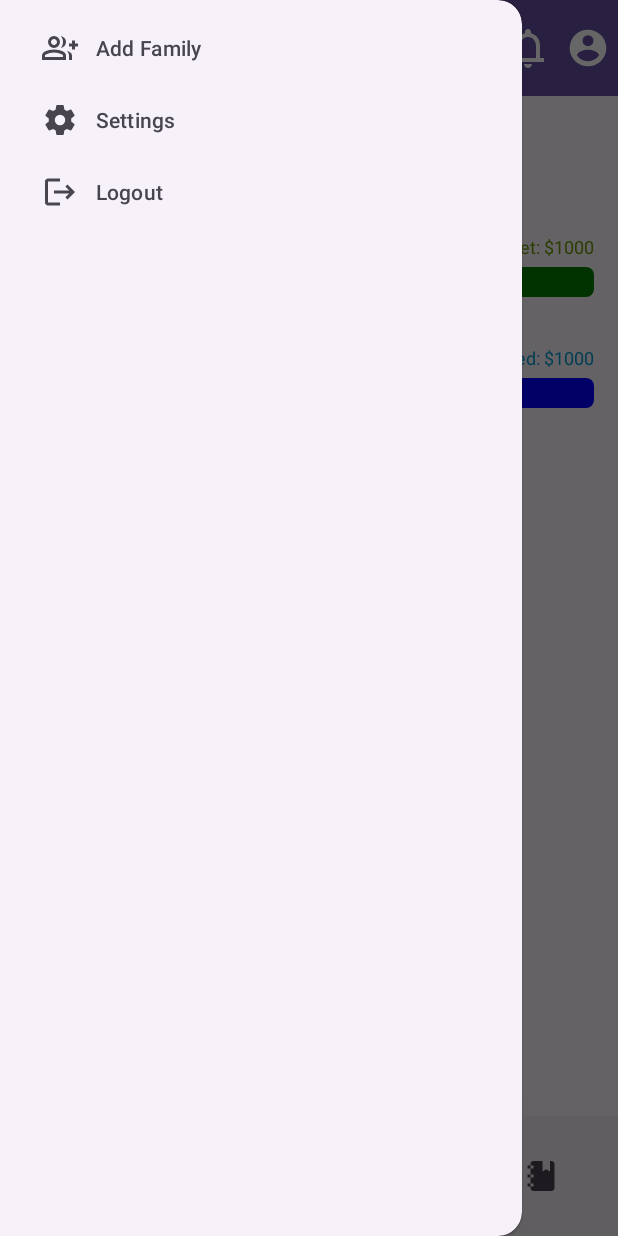
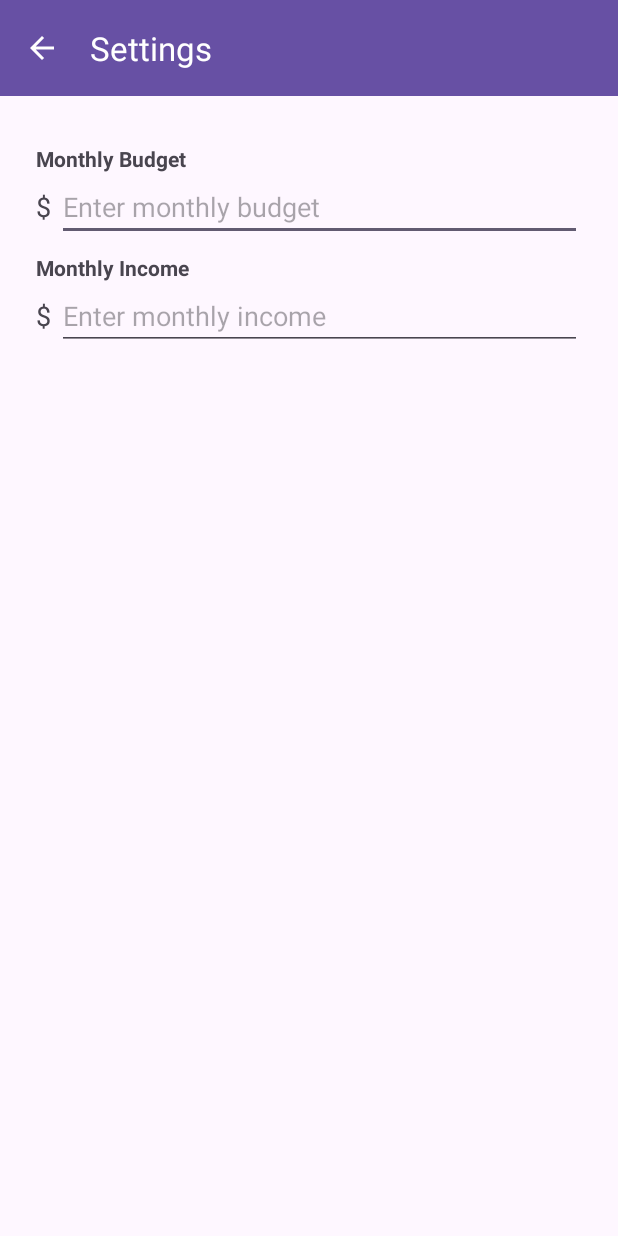
Before and after one commit to sidmttl/NestBudget, an Android app: the MainActivity screen opened directly, with no data from a screen before it, after a tap on "Settings", on a phone screen of 412 x 824 dp. Run offline under Robolectric (Android 15) with nearby library versions, the phone set to English and light mode, and no system bars; libraries missing offline, so code that uses them is left out: com.github.mikephil.charting; plain views replace PieChart; 13 statements that could not run were skipped; 2 other taps on this screen came first.

Commit message:
Frontend for Profile and Settings Activity

```diff
--- a/app/src/main/AndroidManifest.xml
+++ b/app/src/main/AndroidManifest.xml
@@ -28,6 +28,9 @@
             android:name=".SignupActivity"
             android:exported="false" />
         <activity
+            android:name=".SettingsActivity"
+            android:exported="false" />
+        <activity
             android:name=".LoginActivity"
             android:exported="true">
             <intent-filter>
--- a/app/src/main/java/com/example/nestbudget/MainActivity.java
+++ b/app/src/main/java/com/example/nestbudget/MainActivity.java
@@ -3,30 +3,16 @@ package com.example.nestbudget;
 import android.content.Intent;
 import android.os.Bundle;
 
-import androidx.activity.EdgeToEdge;
 import androidx.appcompat.app.AppCompatActivity;
-import androidx.core.content.ContextCompat;
-import androidx.core.graphics.Insets;
 import androidx.core.view.GravityCompat;
-import androidx.core.view.ViewCompat;
-import androidx.core.view.WindowInsetsCompat;
 import androidx.drawerlayout.widget.DrawerLayout;
 
-import android.os.Bundle;
 import android.util.TypedValue;
-import android.view.MenuItem;
-import android.view.View;
 import android.widget.ImageView;
-import android.widget.TextView;
 
-import androidx.annotation.NonNull;
-import androidx.appcompat.app.AppCompatActivity;
 import androidx.appcompat.widget.Toolbar;
-import androidx.drawerlayout.widget.DrawerLayout;
 
 import com.github.mikephil.charting.charts.PieChart;
-import com.github.mikephil.charting.components.Legend;
-import com.github.mikephil.charting.data.Entry;
 import com.github.mikephil.charting.data.PieData;
 import com.github.mikephil.charting.data.PieDataSet;
 import com.github.mikephil.charting.data.PieEntry;
@@ -69,7 +55,8 @@ public class MainActivity extends AppCompatActivity {
                 // Open Settings
                 return true;
             } else if (itemId == R.id.nav_settings) {
-                // Open Settings
+                Intent intent = new Intent(MainActivity.this, SettingsActivity.class);
+                startActivity(intent);
                 return true;
             } else if (itemId == R.id.nav_logout) {
                 // Open Logout
--- /dev/null
+++ b/app/src/main/java/com/example/nestbudget/SettingsActivity.java
@@ -0,0 +1,28 @@
+package com.example.nestbudget;
+
+import android.os.Bundle;
+import androidx.appcompat.widget.Toolbar;
+
+import androidx.appcompat.app.AppCompatActivity;
+
+public class SettingsActivity extends AppCompatActivity{
+    @Override
+    protected void onCreate(Bundle savedInstanceState) {
+        super.onCreate(savedInstanceState);
+        setContentView(R.layout.activity_settings);  // This references the XML layout we'll define next
+
+        Toolbar toolbar = findViewById(R.id.settings_toolbar);
+        setSupportActionBar(toolbar);
+
+        if (getSupportActionBar() != null) {
+            getSupportActionBar().setDisplayHomeAsUpEnabled(true);  // Show back arrow
+            getSupportActionBar().setDisplayShowHomeEnabled(true);  // Enable back navigation
+        }
+    }
+
+    @Override
+    public boolean onSupportNavigateUp() {
+        finish(); // Closes this activity and returns to the previous screen
+        return true;
+    }
+}
--- /dev/null
+++ b/app/src/main/res/layout/activity_settings.xml
@@ -0,0 +1,94 @@
+<?xml version="1.0" encoding="utf-8"?>
+<androidx.constraintlayout.widget.ConstraintLayout
+    xmlns:android="http://schemas.android.com/apk/res/android"
+    xmlns:app="http://schemas.android.com/apk/res-auto"
+    xmlns:tools="http://schemas.android.com/tools"
+    android:id="@+id/settings_main"
+    android:layout_width="match_parent"
+    android:layout_height="match_parent"
+    tools:context=".SettingsActivity">
+
+    <!-- Toolbar -->
+    <androidx.appcompat.widget.Toolbar
+        android:id="@+id/settings_toolbar"
+        android:layout_width="match_parent"
+        android:layout_height="?attr/actionBarSize"
+        android:background="?attr/colorPrimary"
+        android:theme="@style/ThemeOverlay.AppCompat.Dark.ActionBar"
+        app:title="Settings"
+        app:titleTextColor="@android:color/white"
+        app:navigationIcon="?attr/homeAsUpIndicator"
+        app:popupTheme="@style/ThemeOverlay.AppCompat.Light"
+        app:layout_constraintTop_toTopOf="parent" />
+
+    <!-- Content -->
+    <LinearLayout
+        android:layout_width="match_parent"
+        android:layout_height="0dp"
+        android:orientation="vertical"
+        android:padding="24dp"
+        app:layout_constraintTop_toBottomOf="@id/settings_toolbar"
+        app:layout_constraintBottom_toBottomOf="parent"
+        app:layout_constraintStart_toStartOf="parent"
+        app:layout_constraintEnd_toEndOf="parent">
+
+        <TextView
+            android:layout_width="wrap_content"
+            android:layout_height="wrap_content"
+            android:text="Monthly Budget"
+            android:textStyle="bold"
+            android:layout_marginTop="8dp"/>
+
+        <LinearLayout
+            android:layout_width="match_parent"
+            android:layout_height="wrap_content"
+            android:orientation="horizontal">
+
+            <TextView
+                android:layout_width="wrap_content"
+                android:layout_height="wrap_content"
+                android:text="$"
+                android:textSize="18sp"
+                android:gravity="center_vertical"
+                android:layout_marginEnd="4dp"/>
+
+            <EditText
+                android:id="@+id/budgetEditText"
+                android:layout_width="0dp"
+                android:layout_height="wrap_content"
+                android:layout_weight="1"
+                android:hint="Enter monthly budget"
+                android:inputType="numberDecimal"/>
+        </LinearLayout>
+
+        <TextView
+            android:layout_width="wrap_content"
+            android:layout_height="wrap_content"
+            android:text="Monthly Income"
+            android:textStyle="bold"
+            android:layout_marginTop="8dp"/>
+
+        <LinearLayout
+            android:layout_width="match_parent"
+            android:layout_height="wrap_content"
+            android:orientation="horizontal">
+
+            <TextView
+                android:layout_width="wrap_content"
+                android:layout_height="wrap_content"
+                android:text="$"
+                android:textSize="18sp"
+                android:gravity="center_vertical"
+                android:layout_marginEnd="4dp"/>
+
+            <EditText
+                android:id="@+id/incomeEditText"
+                android:layout_width="0dp"
+                android:layout_height="wrap_content"
+                android:layout_weight="1"
+                android:hint="Enter monthly income"
+                android:inputType="numberDecimal"/>
+        </LinearLayout>
+    </LinearLayout>
+
+</androidx.constraintlayout.widget.ConstraintLayout>
```
Also changed, not shown: app/src/main/java/com/example/nestbudget/SetProfileActivity.java (+16 -0 lines), app/src/main/res/layout/activity_set_profile.xml (+68 -5 lines).
